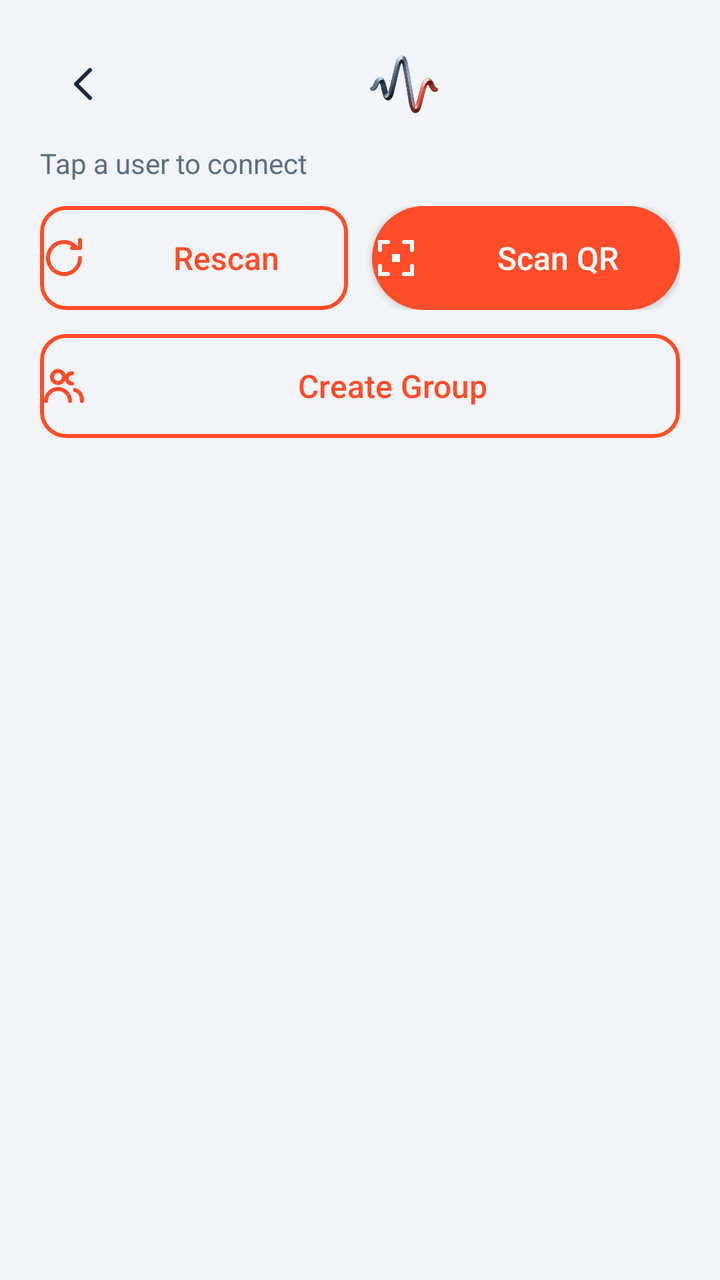
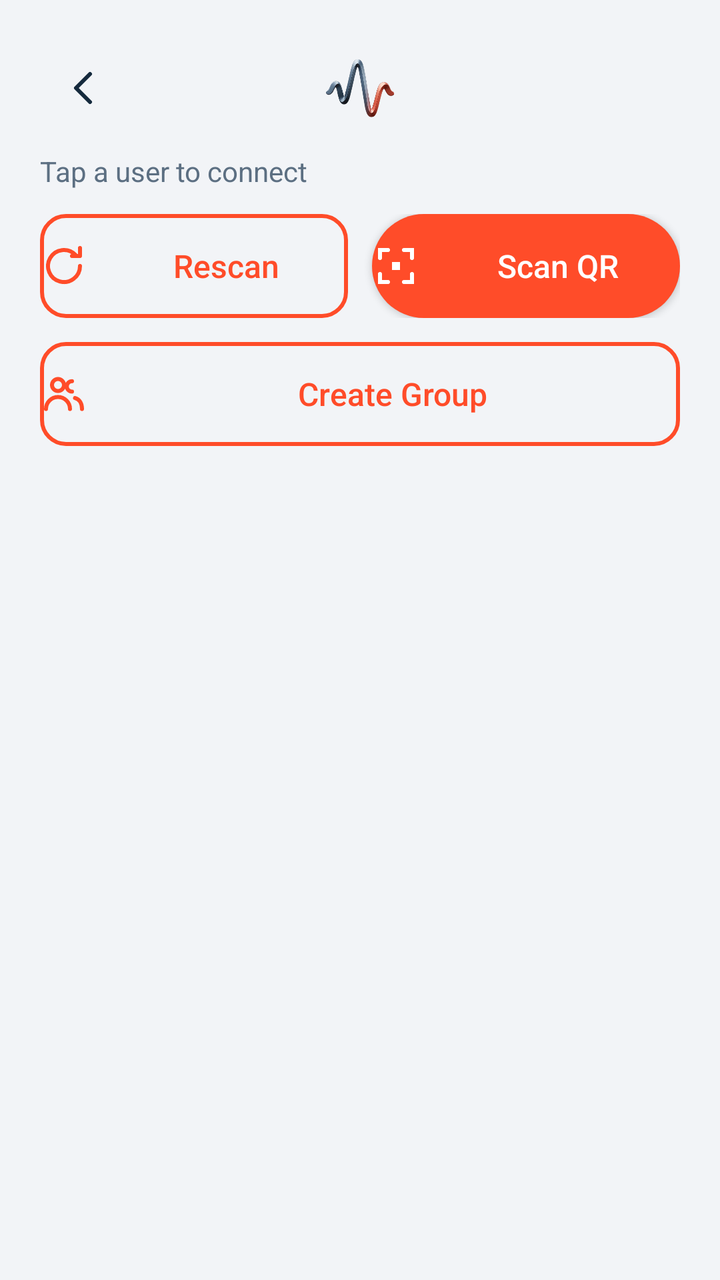

Screens rendered from an Android XML layout before and after an edit, with the pre-edit source and the edit as a unified diff.
<!-- AndroidManifest.xml: application theme Theme.AirWave -->
<!-- res/layout/activity_nearby.xml -->
<?xml version="1.0" encoding="utf-8"?>
<LinearLayout xmlns:android="http://schemas.android.com/apk/res/android"
    android:layout_width="match_parent"
    android:layout_height="match_parent"
    android:orientation="vertical"
    android:padding="20dp">

    <LinearLayout
        android:layout_width="match_parent"
        android:layout_height="wrap_content"
        android:gravity="center_vertical"
        android:orientation="horizontal">

        <ImageButton
            android:id="@+id/backButton"
            android:layout_width="44dp"
            android:layout_height="44dp"
            android:background="?attr/selectableItemBackgroundBorderless"
            android:contentDescription="@string/cancel"
            android:src="@drawable/ic_back" />          <LinearLayout
                android:layout_width="0dp"
                android:layout_height="wrap_content"
                android:layout_weight="1"
                android:gravity="center"
                android:orientation="horizontal">

            
            <ImageView
                android:layout_width="wrap_content"
                android:layout_height="30dp"
                android:adjustViewBounds="true"
                android:contentDescription="@string/app_name"
                android:src="@drawable/topleftcorner" />
        </LinearLayout>
    </LinearLayout>

    <TextView
        android:layout_width="match_parent"
        android:layout_height="wrap_content"
        android:layout_marginTop="8dp"
        android:text="@string/tap_to_connect"
        android:textColor="?attr/colorOnSurfaceVariant"
        android:textSize="14sp" />

    <LinearLayout
        android:layout_width="match_parent"
        android:layout_height="wrap_content"
        android:layout_marginTop="12dp"
        android:orientation="horizontal">

        <Button
            android:id="@+id/rescanButton"
            android:layout_width="0dp"
            android:layout_height="52dp"
            android:layout_weight="1"
            android:background="@drawable/bg_outline"
            android:backgroundTint="@null"
            android:drawableStart="@drawable/ic_rescan"
            android:drawablePadding="8dp"
            android:drawableTint="?attr/colorPrimary"
            android:text="@string/rescan"
            android:textAllCaps="false"
            android:textColor="?attr/colorPrimary"
            android:textSize="16sp" />

        <Button
            android:id="@+id/scanQrButton"
            android:layout_width="0dp"
            android:layout_height="52dp"
            android:layout_marginStart="12dp"
            android:layout_weight="1"
            android:background="@drawable/bg_pill"
            android:backgroundTint="@null"
            android:drawableStart="@drawable/ic_scan"
            android:drawablePadding="8dp"
            android:drawableTint="@android:color/white"
            android:text="@string/scan_qr"
            android:textAllCaps="false"
            android:textColor="@android:color/white"
            android:textSize="16sp" />
    </LinearLayout>

    <Button
        android:id="@+id/createGroupButton"
        android:layout_width="match_parent"
        android:layout_height="52dp"
        android:layout_marginTop="12dp"
        android:background="@drawable/bg_outline"
        android:backgroundTint="@null"
        android:drawableStart="@drawable/ic_group"
        android:drawablePadding="8dp"
        android:drawableTint="?attr/colorPrimary"
        android:text="@string/create_group"
        android:textAllCaps="false"
        android:textColor="?attr/colorPrimary"
        android:textSize="16sp" />

    <FrameLayout
        android:layout_width="match_parent"
        android:layout_height="0dp"
        android:layout_marginTop="16dp"
        android:layout_weight="1">

        <ListView
            android:id="@+id/peersList"
            android:layout_width="match_parent"
            android:layout_height="match_parent"
            android:clipToPadding="false"
            android:divider="@null"
            android:dividerHeight="10dp"
            android:paddingBottom="12dp" />

        <LinearLayout
            android:id="@+id/emptyView"
            android:layout_width="match_parent"
            android:layout_height="match_parent"
            android:gravity="center"
            android:orientation="vertical"
            android:visibility="gone">

            <ImageView
                android:layout_width="72dp"
                android:layout_height="72dp"
                android:src="@drawable/ic_radar"
                android:tint="?attr/colorOnSurfaceVariant" />

            <TextView
                android:layout_width="wrap_content"
                android:layout_height="wrap_content"
                android:layout_marginTop="12dp"
                android:text="@string/no_peers_title"
                android:textColor="?attr/colorOnSurface"
                android:textSize="17sp"
                android:textStyle="bold" />

            <TextView
                android:layout_width="wrap_content"
                android:layout_height="wrap_content"
                android:layout_marginTop="4dp"
                android:gravity="center"
                android:paddingStart="32dp"
                android:paddingEnd="32dp"
                android:text="@string/no_peers_sub"
                android:textColor="?attr/colorOnSurfaceVariant"
                android:textSize="14sp" />

            <Button
                android:id="@+id/emptyScanQr"
                android:layout_width="wrap_content"
                android:layout_height="48dp"
                android:layout_marginTop="16dp"
                android:background="@drawable/bg_pill"
                android:backgroundTint="@null"
                android:drawableStart="@drawable/ic_scan"
                android:drawablePadding="8dp"
                android:drawableTint="@android:color/white"
                android:paddingStart="20dp"
                android:paddingEnd="20dp"
                android:text="@string/scan_qr_instead"
                android:textAllCaps="false"
                android:textColor="@android:color/white"
                android:textSize="15sp" />
        </LinearLayout>
    </FrameLayout>
</LinearLayout>
<!-- resources referenced by this layout -->
<resources>
  <!-- drawable bg_outline (drawable) -->
  <?xml version="1.0" encoding="utf-8"?>
  <shape xmlns:android="http://schemas.android.com/apk/res/android" android:shape="rectangle">
      <corners android:radius="12dp" />
      <stroke android:width="2dp" android:color="?attr/colorPrimary" />
      <solid android:color="@android:color/transparent" />
  </shape>
  <!-- drawable bg_pill (drawable) -->
  <?xml version="1.0" encoding="utf-8"?>
  <shape xmlns:android="http://schemas.android.com/apk/res/android" android:shape="rectangle">
      <corners android:radius="28dp" />
      <solid android:color="?attr/colorPrimary" />
  </shape>
  <!-- drawable ic_back (drawable) -->
  <vector xmlns:android="http://schemas.android.com/apk/res/android"
      android:width="24dp" android:height="24dp"
      android:viewportWidth="24" android:viewportHeight="24">
      <path
          android:strokeColor="?attr/colorOnSurface"
          android:strokeWidth="2"
          android:strokeLineCap="round"
          android:strokeLineJoin="round"
          android:pathData="M15,5 L8,12 L15,19" />
  </vector>
  <!-- drawable ic_group (drawable) -->
  <vector xmlns:android="http://schemas.android.com/apk/res/android"
      android:width="24dp" android:height="24dp"
      android:viewportWidth="24" android:viewportHeight="24">
      <path
          android:strokeColor="?attr/colorOnSurface"
          android:strokeWidth="2"
          android:strokeLineCap="round"
          android:pathData="M9,10.5a3,3 0 1,0 0,-6a3,3 0 1,0 0,6z M3,19.5c0,-3.3 2.7,-6 6,-6s6,2.7 6,6 M16,5.6a2.6,2.6 0 1,0 0,5.2 M17.5,14c2.2,0.6 3.5,2.6 3.5,5.5" />
  </vector>
  <!-- drawable ic_rescan (drawable) -->
  <vector xmlns:android="http://schemas.android.com/apk/res/android"
      android:width="24dp" android:height="24dp"
      android:viewportWidth="24" android:viewportHeight="24">
      <path
          android:strokeColor="?attr/colorOnSurface"
          android:strokeWidth="2"
          android:strokeLineCap="round"
          android:strokeLineJoin="round"
          android:pathData="M20,12a8,8 0 1,1 -2.3,-5.6 M20,3v4h-4" />
  </vector>
  <!-- drawable ic_scan (drawable) -->
  <vector xmlns:android="http://schemas.android.com/apk/res/android"
      android:width="24dp" android:height="24dp"
      android:viewportWidth="24" android:viewportHeight="24">
      <path
          android:strokeColor="?attr/colorOnSurface"
          android:strokeWidth="2"
          android:strokeLineCap="round"
          android:pathData="M4,8V4h4 M16,4h4v4 M20,16v4h-4 M8,20H4v-4" />
      <path
          android:fillColor="?attr/colorOnSurface"
          android:pathData="M10,10h4v4h-4z" />
  </vector>
  <string name="app_name">AirWave</string>
  <string name="cancel">Cancel</string>
  <string name="create_group">Create Group</string>
  <string name="no_peers_sub">Make sure the other phone has Bluetooth on and is discoverable</string>
  <string name="no_peers_title">No nearby users yet</string>
  <string name="rescan">Rescan</string>
  <string name="scan_qr">Scan QR</string>
  <string name="scan_qr_instead">Scan QR instead</string>
  <string name="tap_to_connect">Tap a user to connect</string>
  <color name="accent">#FF4C29</color>
  <color name="bg">#F2F4F7</color>
  <color name="card">#FFFFFF</color>
  <color name="text_primary">#152A3D</color>
  <color name="card2">#E8EDF3</color>
  <color name="text_secondary">#5C6F82</color>
  <style name="AirWaveWindowAnim">
          <item name="android:activityOpenEnterAnimation">@anim/slide_in_right</item>
          <item name="android:activityOpenExitAnimation">@anim/slide_out_left</item>
          <item name="android:activityCloseEnterAnimation">@anim/slide_in_left</item>
          <item name="android:activityCloseExitAnimation">@anim/slide_out_right</item>
      </style>
  <!-- unchanged entries left out for length: 3 -->
</resources>

<!-- the commit's change to res/layout/activity_nearby.xml (unified diff, before → after) -->
@@ -5,34 +5,28 @@
     android:orientation="vertical"
     android:padding="20dp">
 
-    <LinearLayout
+    <FrameLayout
         android:layout_width="match_parent"
-        android:layout_height="wrap_content"
-        android:gravity="center_vertical"
-        android:orientation="horizontal">
+        android:layout_height="48dp">
 
         <ImageButton
             android:id="@+id/backButton"
             android:layout_width="44dp"
             android:layout_height="44dp"
+            android:layout_gravity="start|center_vertical"
             android:background="?attr/selectableItemBackgroundBorderless"
             android:contentDescription="@string/cancel"
-            android:src="@drawable/ic_back" />          <LinearLayout
-                android:layout_width="0dp"
-                android:layout_height="wrap_content"
-                android:layout_weight="1"
-                android:gravity="center"
-                android:orientation="horizontal">
+            android:src="@drawable/ic_back" />
 
-            
-            <ImageView
-                android:layout_width="wrap_content"
-                android:layout_height="30dp"
-                android:adjustViewBounds="true"
-                android:contentDescription="@string/app_name"
-                android:src="@drawable/topleftcorner" />
-        </LinearLayout>
-    </LinearLayout>
+        
+        <ImageView
+            android:layout_width="wrap_content"
+            android:layout_height="30dp"
+            android:layout_gravity="center"
+            android:adjustViewBounds="true"
+            android:contentDescription="@string/app_name"
+            android:src="@drawable/topleftcorner" />
+    </FrameLayout>
 
     <TextView
         android:layout_width="match_parent"
